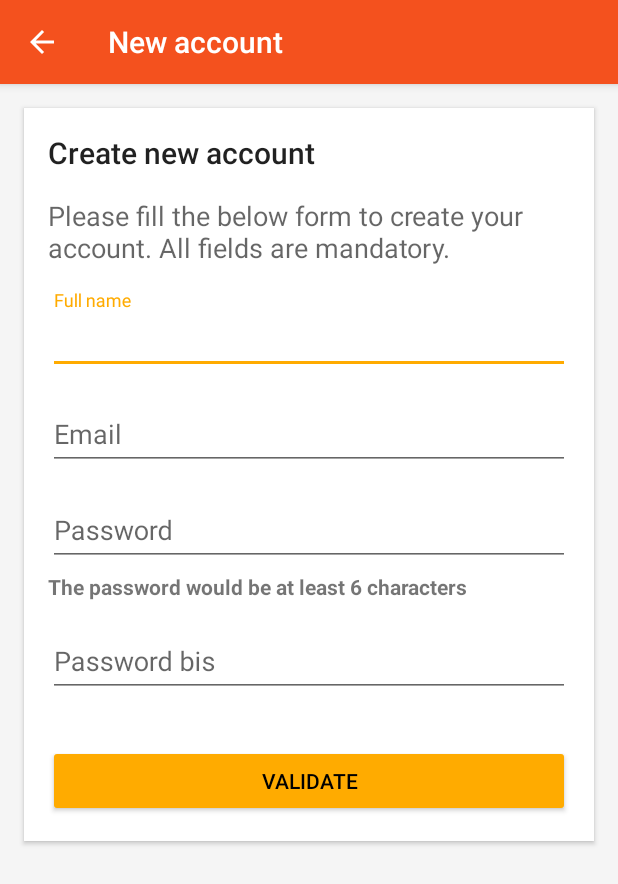
After one commit to willf80/Go4Lunch, an Android app: the CreateAccountActivity screen opened directly, with no data from a screen before it, on a phone screen of 412 x 824 dp. The commit adds this screen. Shown: the top 884 px of the screen. Run offline under Robolectric (Android 15) with nearby library versions, the phone set to English and light mode, and no system bars; our stand-ins replace ButterKnife, Firebase (no records; nobody signed in at launch, a user with empty details on screens opened directly).

Commit message:
Create a new account and authenticate user with Twitter and Email/Password

```diff
--- a/app/src/main/AndroidManifest.xml
+++ b/app/src/main/AndroidManifest.xml
@@ -16,8 +16,11 @@
         android:theme="@style/AppTheme"
         tools:ignore="GoogleAppIndexingWarning">
         <activity
+            android:name=".CreateAccountActivity"
+            android:label="@string/title_new_account"/>
+        <activity
             android:name=".SettingsActivity"
-            android:label="@string/title_settings"/>
+            android:label="@string/title_settings" />
         <activity
             android:name=".MainActivity"
             android:theme="@style/AppTheme.NoActionBar" />
@@ -71,7 +74,6 @@
         <receiver
             android:name=".broadcast.AppNotificationReceiver"
             android:exported="false" />
-
         <receiver
             android:name=".broadcast.RebootReceiver"
             android:exported="false">
--- a/app/src/main/java/com/apiman/go4lunch/viewmodels/BaseViewModel.java
+++ b/app/src/main/java/com/apiman/go4lunch/viewmodels/BaseViewModel.java
@@ -215,6 +215,7 @@ public class BaseViewModel extends ViewModel {
     }
 
     public void searchAutoComplete(PlacesClient placesClient, String query) {
+//        Log.e("BASE SEARCH -> ", query);
         if(searchMode == SearchMode.WORKMATES) {
             return;
         }
@@ -223,6 +224,7 @@ public class BaseViewModel extends ViewModel {
                 .addOnSuccessListener(response -> {
                     mSearchRestaurantList = new ArrayList<>();
                     for (AutocompletePrediction prediction : response.getAutocompletePredictions()) {
+//                        Log.e("BASE", prediction.getFullText(null) + " : " + prediction.getPlaceId());
                         List<Place.Type> placesType = prediction.getPlaceTypes();
                         if(!placesType.contains(Place.Type.RESTAURANT)) continue;
 
@@ -230,6 +232,7 @@ public class BaseViewModel extends ViewModel {
                                 .filter(restaurant -> Objects.equals(restaurant.getPlaceId(), prediction.getPlaceId()))
                                 .blockingFirst(null);
 
+                        //Place place; place.
                         if(restaurantFound != null) mSearchRestaurantList.add(restaurantFound);
                     }
 
--- /dev/null
+++ b/app/src/main/res/layout/activity_create_account.xml
@@ -0,0 +1,108 @@
+<?xml version="1.0" encoding="utf-8"?>
+<androidx.core.widget.NestedScrollView xmlns:android="http://schemas.android.com/apk/res/android"
+    xmlns:app="http://schemas.android.com/apk/res-auto"
+    xmlns:tools="http://schemas.android.com/tools"
+    android:layout_width="match_parent"
+    android:layout_height="match_parent"
+    android:background="@color/colorGrey100"
+    tools:context=".CreateAccountActivity">
+
+    <androidx.cardview.widget.CardView
+        android:layout_width="match_parent"
+        android:layout_height="wrap_content"
+        android:layout_marginStart="16dp"
+        android:layout_marginTop="16dp"
+        android:layout_marginEnd="16dp"
+        app:cardCornerRadius="0dp"
+        app:contentPadding="16dp">
+
+        <LinearLayout
+            android:layout_width="match_parent"
+            android:layout_height="wrap_content"
+            android:orientation="vertical">
+
+            <TextView
+                android:id="@+id/textView2"
+                android:layout_width="match_parent"
+                android:layout_height="wrap_content"
+                android:layout_marginBottom="16dp"
+                android:text="@string/create_new_account"
+                android:textAppearance="@style/TextAppearance.AppCompat.Title" />
+
+            <TextView
+                android:layout_width="match_parent"
+                android:layout_height="wrap_content"
+                android:layout_marginBottom="16dp"
+                android:textAppearance="@style/TextAppearance.AppCompat.Medium"
+                android:text="@string/create_new_account_instruction" />
+
+            <com.google.android.material.textfield.TextInputLayout
+                android:layout_width="match_parent"
+                android:layout_height="match_parent"
+                android:layout_marginBottom="8dp">
+
+                <com.google.android.material.textfield.TextInputEditText
+                    android:id="@+id/fullNameEditText"
+                    android:layout_width="match_parent"
+                    android:layout_height="wrap_content"
+                    android:inputType="textPersonName|textCapWords"
+                    android:hint="@string/full_name" />
+            </com.google.android.material.textfield.TextInputLayout>
+
+            <com.google.android.material.textfield.TextInputLayout
+                android:layout_width="match_parent"
+                android:layout_height="match_parent"
+                android:layout_marginBottom="8dp">
+
+                <com.google.android.material.textfield.TextInputEditText
+                    android:id="@+id/userNameEditText"
+                    android:layout_width="match_parent"
+                    android:layout_height="wrap_content"
+                    android:inputType="textEmailAddress"
+                    android:hint="@string/username" />
+            </com.google.android.material.textfield.TextInputLayout>
+
+            <com.google.android.material.textfield.TextInputLayout
+                android:layout_width="match_parent"
+                android:layout_height="match_parent"
+                android:layout_marginBottom="4dp">
+
+                <com.google.android.material.textfield.TextInputEditText
+                    android:id="@+id/passwordEditText"
+                    android:layout_width="match_parent"
+                    android:layout_height="wrap_content"
+                    android:inputType="textPassword"
+                    android:hint="@string/password" />
+            </com.google.android.material.textfield.TextInputLayout>
+
+            <TextView
+                android:id="@+id/notificationHelpTextView"
+                android:layout_width="match_parent"
+                android:layout_height="wrap_content"
+                android:textStyle="bold"
+                android:layout_marginBottom="8dp"
+                android:text="@string/minimum_characters_required" />
+
+            <com.google.android.material.textfield.TextInputLayout
+                android:layout_width="match_parent"
+                android:layout_height="match_parent">
+
+                <com.google.android.material.textfield.TextInputEditText
+                    android:id="@+id/passwordBisEditText"
+                    android:layout_width="match_parent"
+                    android:layout_height="wrap_content"
+                    android:inputType="textPassword"
+                    android:hint="@string/password_bis" />
+            </com.google.android.material.textfield.TextInputLayout>
+
+            <Button
+                android:id="@+id/btnValidate"
+                android:layout_width="match_parent"
+                android:layout_height="wrap_content"
+                android:layout_marginTop="32dp"
+                style="@style/Widget.AppCompat.Button.Colored"
+                android:textColor="@android:color/black"
+                android:text="@string/validate" />
+        </LinearLayout>
+    </androidx.cardview.widget.CardView>
+</androidx.core.widget.NestedScrollView>
--- a/app/src/main/res/values/strings.xml
+++ b/app/src/main/res/values/strings.xml
@@ -4,6 +4,7 @@
     <string name="title_list_view">List View</string>
     <string name="title_workmates">Workmates</string>
     <string name="title_settings">Settings</string>
+    <string name="title_new_account">New account</string>
     <string name="title_workmates_available">Available workmates</string>
     <string name="search">Search</string>
 
@@ -24,7 +25,7 @@
     <string name="navigation_drawer_open">Open navigation drawer</string>
     <string name="navigation_drawer_close">Close navigation drawer</string>
 
-    <string name="auth_failed">Authentication failed</string>
+    <string name="auth_failed_default_message">Authentication failed</string>
     <string name="operation_failed">Operation failed, please retry later</string>
     <string name="api_base_url">https://maps.googleapis.com/</string>
     <string name="place_photo_url">https://maps.googleapis.com/maps/api/place/photo?maxwidth=%d&amp;photoreference=%s&amp;key=%s</string>
@@ -52,4 +53,20 @@
     <string name="login">Login</string>
     <string name="or">Or login with</string>
     <string name="create_new_account">Create new account</string>
+    <string name="full_name">Full name</string>
+    <string name="password_bis">Password bis</string>
+    <string name="validate">Validate</string>
+    <string name="minimum_characters_required">The password would be at least 6 characters</string>
+    <string name="create_new_account_instruction">Please fill the below form to create your account. All fields are mandatory.</string>
+    <string name="invalid_username_or_password">The password is invalid or the user does not have a password</string>
+    <string name="email_required_to_login">Email is required to login</string>
+    <string name="password_required_to_login">Password is required to login</string>
+    <string name="connected">Connected</string>
+    <string name="full_name_required">Your full name is required</string>
+    <string name="email_is_required">Your email is required</string>
+    <string name="password_is_required">Password is required</string>
+    <string name="not_same_password">Password is not the same.</string>
+    <string name="account_created_succcessfully">Your account are created successfully !</string>
+    <string name="email_already_used">The email address is already in use by another account</string>
+    <string name="new_account_creation_failed">New account creation are failed. Please retry later.</string>
 </resources>
```
Also changed, not shown: app/src/main/java/com/apiman/go4lunch/CreateAccountActivity.java (added, +173 -0 lines), app/src/main/java/com/apiman/go4lunch/LoginActivity.java (+45 -17 lines).
